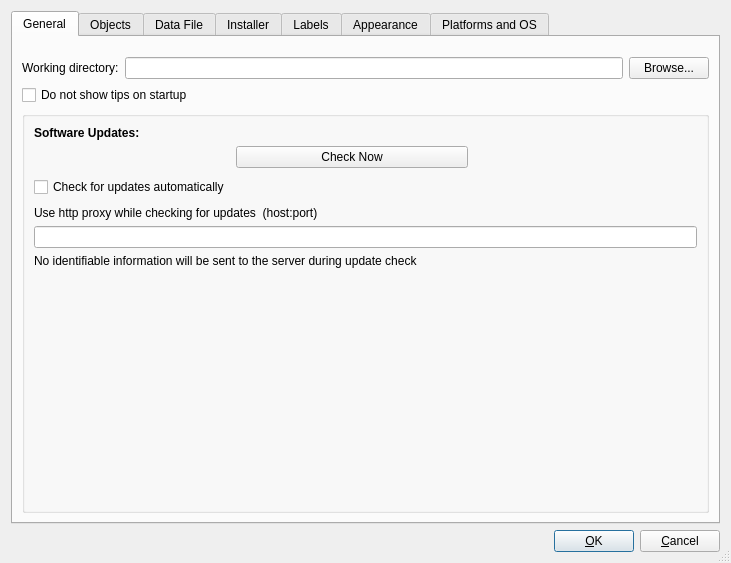
First picture: the form in src/libgui/prefsdialog_q.ui, repository fwbuilder/fwbuilder, before the edit.
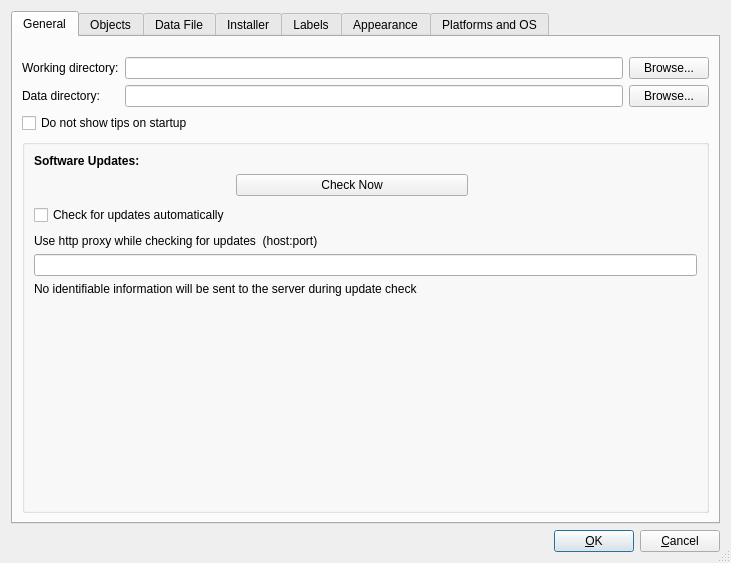
Second picture: the form after the edit. The open tabs and pages were chosen to show the change. Icons and pictures are not drawn.

Commit message: * Implemented #2514, support for address table alternate paths. 	There's a "data directory" setting under user preferences.  If the 	user selects an address table file using "choose file" and that 	file is "inside" the data directory, then the appropriate part of 	the path is replaced with %DATADIR% as a variable.  If the address 	table is marked "run-time" then the path is taken from the 	firewall data directory option.

The edit to the form file:
```diff
--- a/src/libgui/prefsdialog_q.ui
+++ b/src/libgui/prefsdialog_q.ui
@@ -83,8 +83,8 @@
         <number>20</number>
        </property>
        <item row="0" column="0">
-        <layout class="QHBoxLayout" name="horizontalLayout">
-         <item>
+        <layout class="QGridLayout" name="gridLayout_1">
+         <item row="0" column="0">
           <widget class="QLabel" name="textLabel1">
            <property name="sizePolicy">
             <sizepolicy hsizetype="Minimum" vsizetype="Preferred">
@@ -100,7 +100,7 @@
            </property>
           </widget>
          </item>
-         <item>
+         <item row="0" column="1">
           <widget class="QLineEdit" name="wDir">
            <property name="sizePolicy">
             <sizepolicy hsizetype="Expanding" vsizetype="Fixed">
@@ -110,7 +110,7 @@
            </property>
           </widget>
          </item>
-         <item>
+         <item row="0" column="2">
           <widget class="QPushButton" name="browseWDir">
            <property name="sizePolicy">
             <sizepolicy hsizetype="Preferred" vsizetype="Fixed">
@@ -129,6 +129,51 @@
            </property>
           </widget>
          </item>
+         <item row="1" column="0">
+          <widget class="QLabel" name="textLabel2">
+           <property name="sizePolicy">
+            <sizepolicy hsizetype="Minimum" vsizetype="Preferred">
+             <horstretch>0</horstretch>
+             <verstretch>0</verstretch>
+            </sizepolicy>
+           </property>
+           <property name="text">
+            <string>Data directory:</string>
+           </property>
+           <property name="wordWrap">
+            <bool>false</bool>
+           </property>
+          </widget>
+         </item>
+         <item row="1" column="1">
+          <widget class="QLineEdit" name="dataDir">
+           <property name="sizePolicy">
+            <sizepolicy hsizetype="Expanding" vsizetype="Fixed">
+             <horstretch>0</horstretch>
+             <verstretch>0</verstretch>
+            </sizepolicy>
+           </property>
+          </widget>
+         </item>
+         <item row="1" column="2">
+          <widget class="QPushButton" name="browseDataDir">
+           <property name="sizePolicy">
+            <sizepolicy hsizetype="Preferred" vsizetype="Fixed">
+             <horstretch>0</horstretch>
+             <verstretch>0</verstretch>
+            </sizepolicy>
+           </property>
+           <property name="maximumSize">
+            <size>
+             <width>200</width>
+             <height>16777215</height>
+            </size>
+           </property>
+           <property name="text">
+            <string>Browse...</string>
+           </property>
+          </widget>
+         </item>
         </layout>
        </item>
        <item row="2" column="0">
```
Left out of the diff: 6 changed lines with no effect on the pictures. The commit also changes 35 other files.
